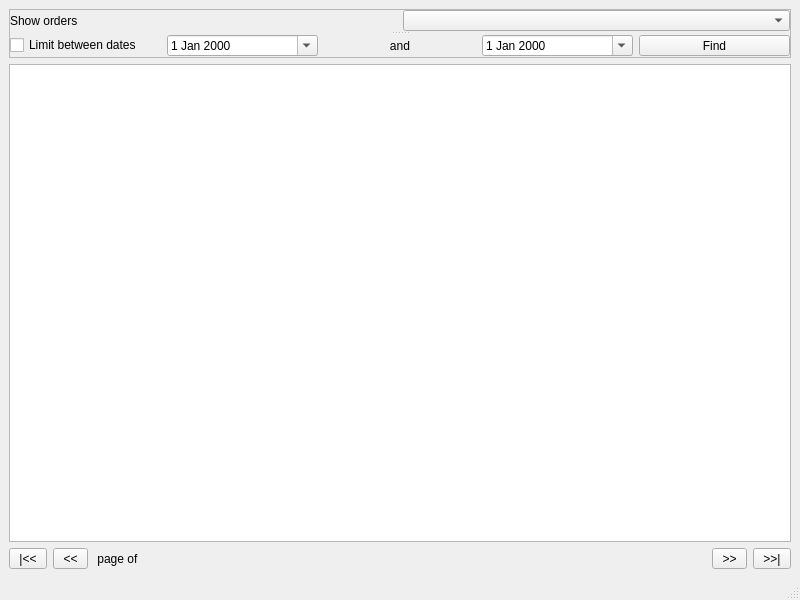
Before: the Qt Designer form forms/orderwindow.ui in iamOgunyinka/TragelPC, drawn with Qt 5.
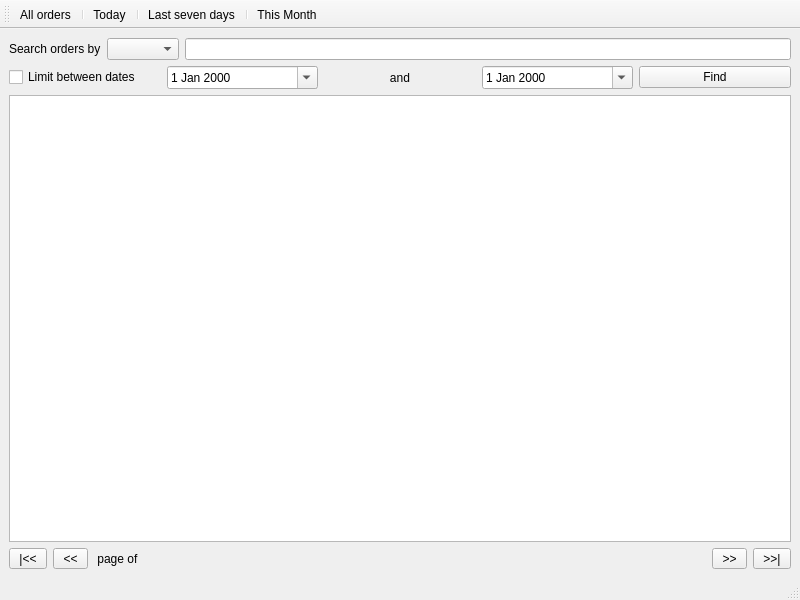
After: the same form once the commit is applied.

Patch:
```diff
--- a/forms/orderwindow.ui
+++ b/forms/orderwindow.ui
@@ -14,25 +14,10 @@
    <string>MainWindow</string>
   </property>
   <widget class="QWidget" name="centralwidget">
-   <layout class="QVBoxLayout" name="verticalLayout">
+   <layout class="QVBoxLayout" name="verticalLayout_2">
     <item>
-     <widget class="QSplitter" name="splitter">
-      <property name="maximumSize">
-       <size>
-        <width>16777215</width>
-        <height>16777215</height>
-       </size>
-      </property>
-      <property name="frameShape">
-       <enum>QFrame::StyledPanel</enum>
-      </property>
-      <property name="frameShadow">
-       <enum>QFrame::Sunken</enum>
-      </property>
-      <property name="orientation">
-       <enum>Qt::Vertical</enum>
-      </property>
-      <widget class="QWidget" name="layoutWidget">
+     <layout class="QVBoxLayout" name="verticalLayout">
+      <item>
        <layout class="QHBoxLayout" name="horizontalLayout_2">
         <item>
          <widget class="QLabel" name="label_2">
@@ -43,16 +28,19 @@
            </size>
           </property>
           <property name="text">
-           <string>Show orders</string>
+           <string>Search orders by</string>
           </property>
          </widget>
         </item>
         <item>
          <widget class="QComboBox" name="order_by_combo"/>
         </item>
+        <item>
+         <widget class="QLineEdit" name="criteria_line"/>
+        </item>
        </layout>
-      </widget>
-      <widget class="QWidget" name="layoutWidget">
+      </item>
+      <item>
        <layout class="QHBoxLayout" name="horizontalLayout">
         <item>
          <widget class="QCheckBox" name="search_limit_checkbox">
@@ -93,8 +81,8 @@
          </widget>
         </item>
        </layout>
-      </widget>
-     </widget>
+      </item>
+     </layout>
     </item>
     <item>
      <widget class="QTableView" name="tableView"/>
@@ -163,6 +151,44 @@
    </property>
   </widget>
   <widget class="QStatusBar" name="statusbar"/>
+  <widget class="QToolBar" name="toolBar">
+   <property name="windowTitle">
+    <string>toolBar</string>
+   </property>
+   <attribute name="toolBarArea">
+    <enum>TopToolBarArea</enum>
+   </attribute>
+   <attribute name="toolBarBreak">
+    <bool>false</bool>
+   </attribute>
+   <addaction name="action_all_orders"/>
+   <addaction name="separator"/>
+   <addaction name="action_today"/>
+   <addaction name="separator"/>
+   <addaction name="action_last_seven_days"/>
+   <addaction name="separator"/>
+   <addaction name="action_this_month"/>
+  </widget>
+  <action name="action_today">
+   <property name="text">
+    <string>Today</string>
+   </property>
+  </action>
+  <action name="action_last_seven_days">
+   <property name="text">
+    <string>Last seven days</string>
+   </property>
+  </action>
+  <action name="action_this_month">
+   <property name="text">
+    <string>This Month</string>
+   </property>
+  </action>
+  <action name="action_all_orders">
+   <property name="text">
+    <string>All orders</string>
+   </property>
+  </action>
  </widget>
  <resources/>
  <connections/>
```
Left out of the diff: 2 changed lines with no effect on the pictures.
